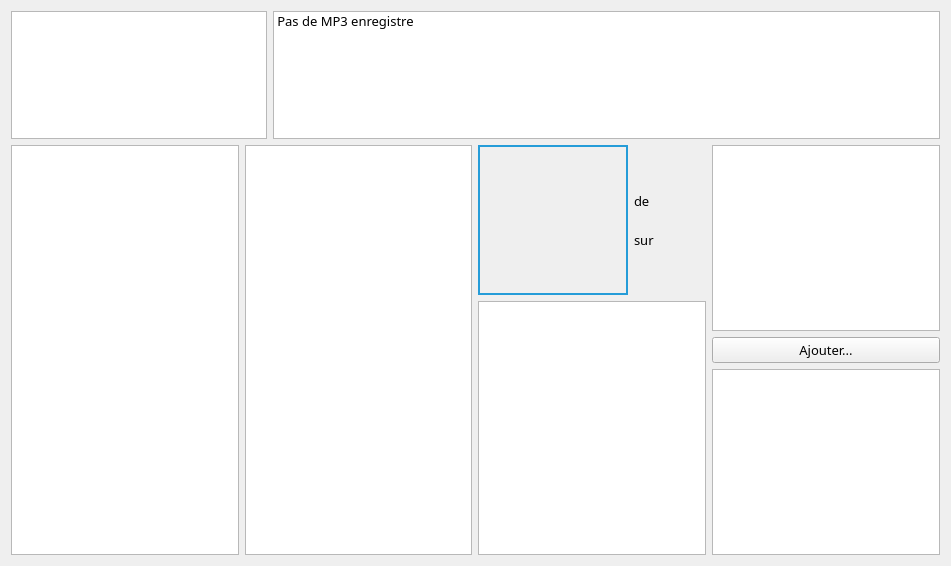
Before: the Qt Designer form projet-musique/core/ongletmp3.ui in toopoormaghell/projet-musique, drawn with Qt 5.
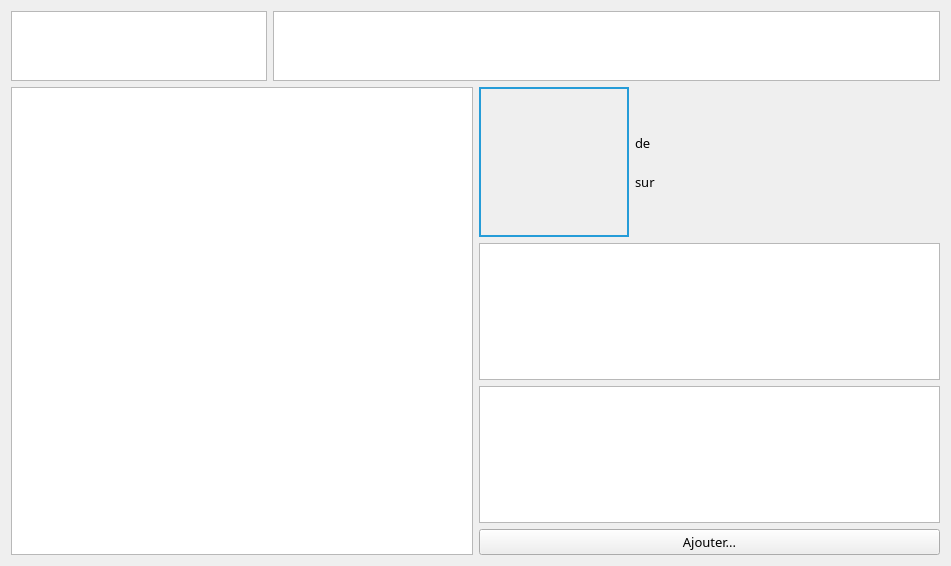
After: the same form once the commit is applied.

Commit message:
Changement de l'affichage des artistes/compils.
Pas encore testé les compils.

Le QListWidget utilisé à été changé en QListView.

Changement dans l'affichage des données de l'onglet MP3 divers: l'espace
pris par chaque widget, les couleurs etc...

What changed in the file:
```diff
--- a/projet-musique/core/ongletmp3.ui
+++ b/projet-musique/core/ongletmp3.ui
@@ -53,44 +53,14 @@
        </property>
       </widget>
      </item>
-     <item alignment="Qt::AlignTop">
-      <widget class="QListWidget" name="Artistes">
+     <item>
+      <widget class="QListView" name="ArtistesAnnees">
        <property name="maximumSize">
         <size>
          <width>16777215</width>
          <height>140</height>
         </size>
        </property>
-       <property name="contextMenuPolicy">
-        <enum>Qt::DefaultContextMenu</enum>
-       </property>
-       <property name="accessibleName">
-        <string/>
-       </property>
-       <property name="accessibleDescription">
-        <string/>
-       </property>
-       <property name="layoutDirection">
-        <enum>Qt::LeftToRight</enum>
-       </property>
-       <property name="autoFillBackground">
-        <bool>false</bool>
-       </property>
-       <property name="frameShape">
-        <enum>QFrame::StyledPanel</enum>
-       </property>
-       <property name="frameShadow">
-        <enum>QFrame::Sunken</enum>
-       </property>
-       <property name="editTriggers">
-        <set>QAbstractItemView::NoEditTriggers</set>
-       </property>
-       <property name="showDropIndicator" stdset="0">
-        <bool>true</bool>
-       </property>
-       <property name="dragEnabled">
-        <bool>false</bool>
-       </property>
        <property name="dragDropMode">
         <enum>QAbstractItemView::NoDragDrop</enum>
        </property>
@@ -130,17 +100,6 @@
        <property name="wordWrap">
         <bool>false</bool>
        </property>
-       <property name="currentRow">
-        <number>-1</number>
-       </property>
-       <property name="sortingEnabled">
-        <bool>false</bool>
-       </property>
-       <item>
-        <property name="text">
-         <string>Pas de MP3 enregistre</string>
-        </property>
-       </item>
       </widget>
      </item>
     </layout>
@@ -168,11 +127,14 @@
         </size>
        </property>
        <property name="showGrid">
-        <bool>true</bool>
+        <bool>false</bool>
        </property>
        <attribute name="horizontalHeaderVisible">
         <bool>false</bool>
        </attribute>
+       <attribute name="horizontalHeaderDefaultSectionSize">
+        <number>175</number>
+       </attribute>
        <attribute name="horizontalHeaderHighlightSections">
         <bool>false</bool>
        </attribute>
@@ -186,44 +148,19 @@
         <bool>true</bool>
        </attribute>
        <attribute name="verticalHeaderDefaultSectionSize">
-        <number>100</number>
+        <number>25</number>
        </attribute>
        <attribute name="verticalHeaderHighlightSections">
         <bool>false</bool>
        </attribute>
        <attribute name="verticalHeaderMinimumSectionSize">
-        <number>31</number>
+        <number>30</number>
        </attribute>
        <attribute name="verticalHeaderShowSortIndicator" stdset="0">
         <bool>true</bool>
        </attribute>
       </widget>
      </item>
-     <item>
-      <widget class="QListWidget" name="Albums">
-       <property name="maximumSize">
-        <size>
-         <width>300</width>
-         <height>16777215</height>
-        </size>
-       </property>
-       <property name="showDropIndicator" stdset="0">
-        <bool>true</bool>
-       </property>
-       <property name="alternatingRowColors">
-        <bool>true</bool>
-       </property>
-       <property name="selectionBehavior">
-        <enum>QAbstractItemView::SelectRows</enum>
-       </property>
-       <property name="iconSize">
-        <size>
-         <width>100</width>
-         <height>100</height>
-        </size>
-       </property>
-      </widget>
-     </item>
      <item>
       <layout class="QVBoxLayout" name="verticalLayout_4">
        <item>
@@ -375,26 +312,34 @@
        </item>
        <item>
         <widget class="QListWidget" name="Similaires">
+         <property name="maximumSize">
+          <size>
+           <width>500</width>
+           <height>16777215</height>
+          </size>
+         </property>
          <property name="iconSize">
           <size>
            <width>75</width>
            <height>75</height>
           </size>
          </property>
+         <property name="gridSize">
+          <size>
+           <width>120</width>
+           <height>120</height>
+          </size>
+         </property>
          <property name="viewMode">
           <enum>QListView::IconMode</enum>
          </property>
         </widget>
        </item>
-      </layout>
-     </item>
-     <item>
-      <layout class="QVBoxLayout" name="verticalLayout_3">
        <item>
         <widget class="QListWidget" name="Playlists">
          <property name="maximumSize">
           <size>
-           <width>300</width>
+           <width>500</width>
            <height>16777215</height>
           </size>
          </property>
@@ -416,16 +361,6 @@
          </property>
         </widget>
        </item>
-       <item>
-        <widget class="QListWidget" name="Paroles">
-         <property name="maximumSize">
-          <size>
-           <width>300</width>
-           <height>16777215</height>
-          </size>
-         </property>
-        </widget>
-       </item>
       </layout>
      </item>
     </layout>
```
Left out of the diff: 12 changed lines with no effect on the pictures. The commit also changes 3 other files.
